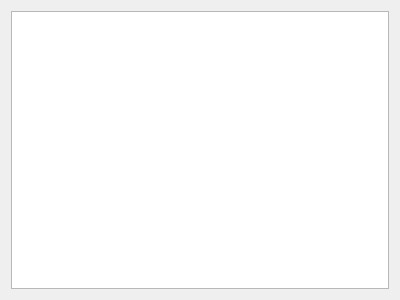
First picture: the form in simonlib/simonsound/volumewidget.ui, repository KDE/simon, before the edit.
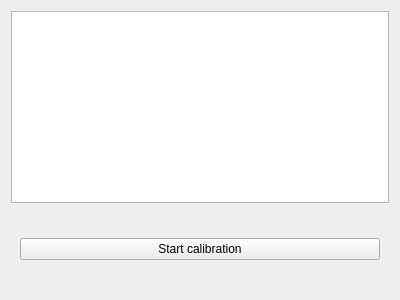
Second picture: the form after the edit. Custom widgets are drawn as their Qt base class.

Commit message: Updating translation; Fixing sample sending on windows; Handling going backwards in trainingswizard (volume calibration)

Patch:
```diff
--- a/simonlib/simonsound/volumewidget.ui
+++ b/simonlib/simonsound/volumewidget.ui
@@ -33,9 +33,27 @@
      </property>
     </widget>
    </item>
+   <item>
+    <widget class="QWidget" name="wgStart" native="true">
+     <layout class="QHBoxLayout" name="horizontalLayout">
+      <item>
+       <widget class="KPushButton" name="pbStartCalibration">
+        <property name="text">
+         <string>Start calibration</string>
+        </property>
+       </widget>
+      </item>
+     </layout>
+    </widget>
+   </item>
   </layout>
  </widget>
  <customwidgets>
+  <customwidget>
+   <class>KPushButton</class>
+   <extends>QPushButton</extends>
+   <header>kpushbutton.h</header>
+  </customwidget>
   <customwidget>
    <class>KTextEdit</class>
    <extends>QTextEdit</extends>
```
The commit also changes 9 other files.
